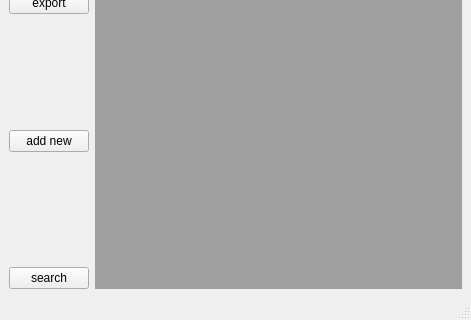
Old version of the form qt/editor.ui in the repository dkratzert/StructureFinder; both pictures show x 0 to 471 and y 154 to 474 of the 471 by 474 pixel window.
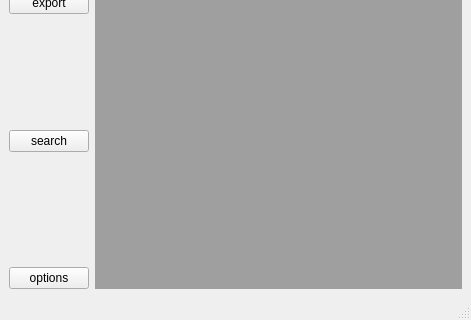
New version of the form.

The edit to the form file:
```diff
--- a/qt/editor.ui
+++ b/qt/editor.ui
@@ -58,9 +58,9 @@
        </spacer>
       </item>
       <item>
-       <widget class="QPushButton" name="pushButton">
+       <widget class="QPushButton" name="pushButton_4">
         <property name="text">
-         <string>add new</string>
+         <string>search</string>
         </property>
        </widget>
       </item>
@@ -78,9 +78,9 @@
        </spacer>
       </item>
       <item>
-       <widget class="QPushButton" name="pushButton_4">
+       <widget class="QPushButton" name="pushButton">
         <property name="text">
-         <string>search</string>
+         <string>options</string>
         </property>
        </widget>
       </item>
```
